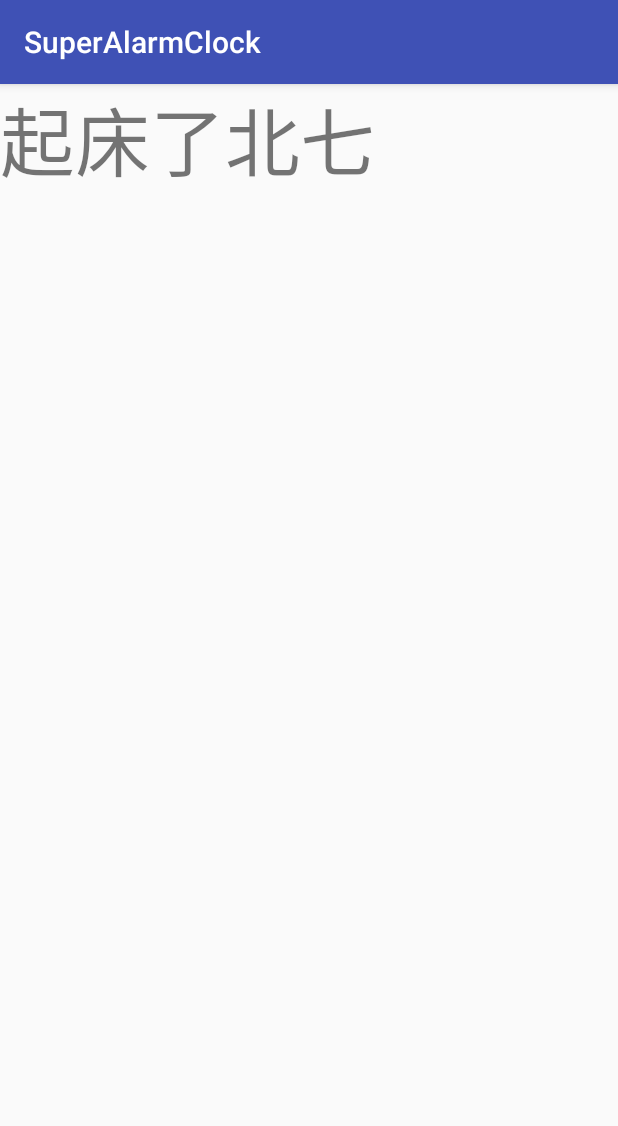
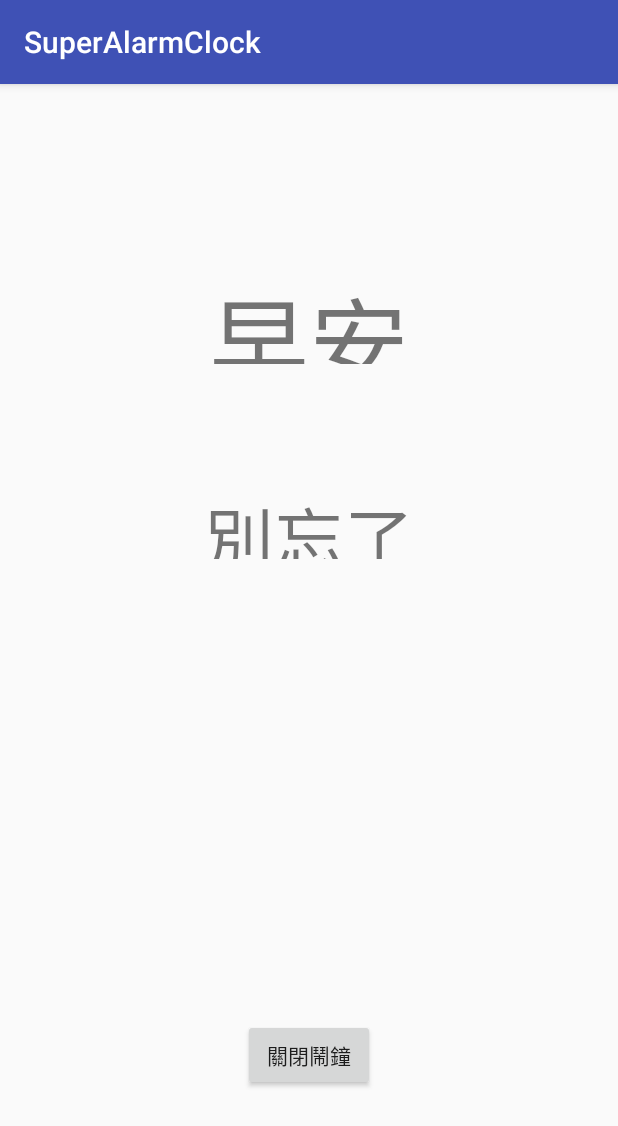
Before and after one commit to sweetweet/SuperAlarmClock, an Android app: the WakeupActivity screen opened directly, with no data from a screen before it, on a phone screen of 412 x 824 dp. Shown: the top 1126 px of the screen. Run offline under Robolectric (Android 15) with nearby library versions, the phone set to English and light mode, and no system bars; 1 statement that could not run was skipped.

Commit message:
鬧鐘可以讀取備忘錄

```diff
--- a/app/src/main/java/com/example/a36432/superalarmclock/SetActivity.java
+++ b/app/src/main/java/com/example/a36432/superalarmclock/SetActivity.java
@@ -94,15 +94,7 @@ public class SetActivity extends AppCompatActivity {
             }
         });
 
-        explore.setOnClickListener(new View.OnClickListener() {
-            @Override
-            public void onClick(View v) {
-                Intent intent = new Intent();
-                intent.setClass(SetActivity.this, ExploreActivity.class);
-                startActivity(intent);
 
-            }
-        });
 
 
     }
--- a/app/src/main/java/com/example/a36432/superalarmclock/WakeupActivity.java
+++ b/app/src/main/java/com/example/a36432/superalarmclock/WakeupActivity.java
@@ -1,27 +1,56 @@
 package com.example.a36432.superalarmclock;
 
 import android.content.ContentUris;
+import android.database.Cursor;
+import android.database.sqlite.SQLiteDatabase;
 import android.media.MediaPlayer;
 import android.net.Uri;
 import android.support.v7.app.AppCompatActivity;
 import android.os.Bundle;
+import android.util.Log;
+import android.view.View;
+import android.widget.Button;
+import android.widget.TextView;
 
 public class WakeupActivity extends AppCompatActivity {
+    private NoteDB DB;
+    private SQLiteDatabase dbread;
 
     @Override
     protected void onCreate(Bundle savedInstanceState) {
         super.onCreate(savedInstanceState);
         setContentView(R.layout.activity_wakeup);
-        int i ;
-        MediaPlayer mediaPlayer;
+
+        String msg = "";
+        Button stop_btn = (Button)findViewById(R.id.stop_btn);
+        TextView tv_msg = (TextView)findViewById(R.id.note);
+
+        DB = new NoteDB(this);
+        dbread = DB.getReadableDatabase();
+        Cursor c = dbread.rawQuery("select * from note",null);
+        c.moveToFirst();
+        Log.d("sql",c.getString(1));
+        for(int i=0;i<c.getCount();i++){
+            msg = msg + c.getString(1)+"  ";
+            c.moveToNext();
+        }
+        tv_msg.setText(msg);
+
+        final MediaPlayer mediaPlayer;
 
 
         mediaPlayer = MediaPlayer.create(this, R.raw.wakeup);
 
-            mediaPlayer.start();
+        mediaPlayer.start();
 
 
-
+        stop_btn.setOnClickListener(new View.OnClickListener() {
+            @Override
+            public void onClick(View v) {
+                mediaPlayer.stop();
+                finish();
+            }
+        });
 
     }
 }
--- a/app/src/main/java/com/example/a36432/superalarmclock/WeatherActivity.java
+++ b/app/src/main/java/com/example/a36432/superalarmclock/WeatherActivity.java
@@ -20,7 +20,6 @@ public class WeatherActivity extends AppCompatActivity {
         note=(Button)findViewById(R.id.btn_memo);
         set=(Button)findViewById(R.id.btn_set);
         home=(Button)findViewById(R.id.btn_home);
-        int i;
 
 
         note.setOnClickListener(new View.OnClickListener() {
--- a/app/src/main/res/layout/activity_wakeup.xml
+++ b/app/src/main/res/layout/activity_wakeup.xml
@@ -9,9 +9,64 @@
     <TextView
         android:id="@+id/textView"
         android:layout_width="wrap_content"
-        android:layout_height="71dp"
-        android:text="起床了北七"
-        android:textSize="50dp"
-        tools:layout_editor_absoluteX="79dp"
-        tools:layout_editor_absoluteY="168dp" />
+        android:layout_height="65dp"
+        android:layout_marginBottom="8dp"
+        android:layout_marginEnd="8dp"
+        android:layout_marginStart="8dp"
+        android:layout_marginTop="8dp"
+        android:text="早安"
+        android:textSize="100px"
+        app:layout_constraintBottom_toBottomOf="parent"
+        app:layout_constraintEnd_toEndOf="parent"
+        app:layout_constraintStart_toStartOf="parent"
+        app:layout_constraintTop_toTopOf="parent"
+        app:layout_constraintVertical_bias="0.165" />
+
+    <Button
+        android:id="@+id/stop_btn"
+        android:layout_width="wrap_content"
+        android:layout_height="wrap_content"
+        android:layout_marginBottom="8dp"
+        android:layout_marginEnd="8dp"
+        android:layout_marginStart="8dp"
+        android:layout_marginTop="8dp"
+        android:text="關閉鬧鐘"
+        app:layout_constraintBottom_toBottomOf="parent"
+        app:layout_constraintEnd_toEndOf="parent"
+        app:layout_constraintStart_toStartOf="parent"
+        app:layout_constraintTop_toTopOf="parent"
+        app:layout_constraintVertical_bias="0.874" />
+
+    <TextView
+        android:id="@+id/textView4"
+        android:layout_width="158dp"
+        android:layout_height="49dp"
+        android:layout_marginBottom="8dp"
+        android:layout_marginEnd="8dp"
+        android:layout_marginStart="8dp"
+        android:layout_marginTop="8dp"
+        android:gravity="center"
+        android:text="別忘了"
+        android:textSize="70px"
+        app:layout_constraintBottom_toBottomOf="parent"
+        app:layout_constraintEnd_toEndOf="parent"
+        app:layout_constraintStart_toStartOf="parent"
+        app:layout_constraintTop_toTopOf="parent"
+        app:layout_constraintVertical_bias="0.369" />
+
+    <TextView
+        android:id="@+id/note"
+        android:layout_width="265dp"
+        android:layout_height="36dp"
+        android:layout_marginBottom="8dp"
+        android:layout_marginEnd="8dp"
+        android:layout_marginStart="8dp"
+        android:layout_marginTop="8dp"
+
+        android:textSize="60px"
+        android:gravity="center"
+        app:layout_constraintBottom_toBottomOf="parent"
+        app:layout_constraintEnd_toEndOf="parent"
+        app:layout_constraintStart_toStartOf="parent"
+        app:layout_constraintTop_toTopOf="parent" />
 </android.support.constraint.ConstraintLayout>
```
